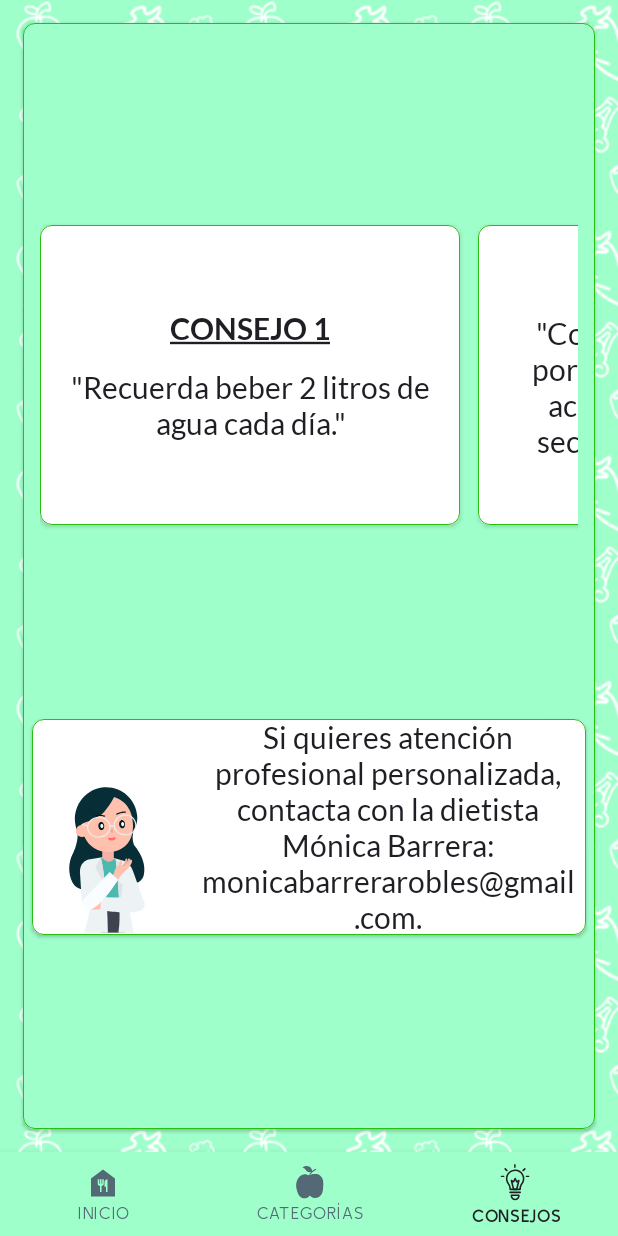
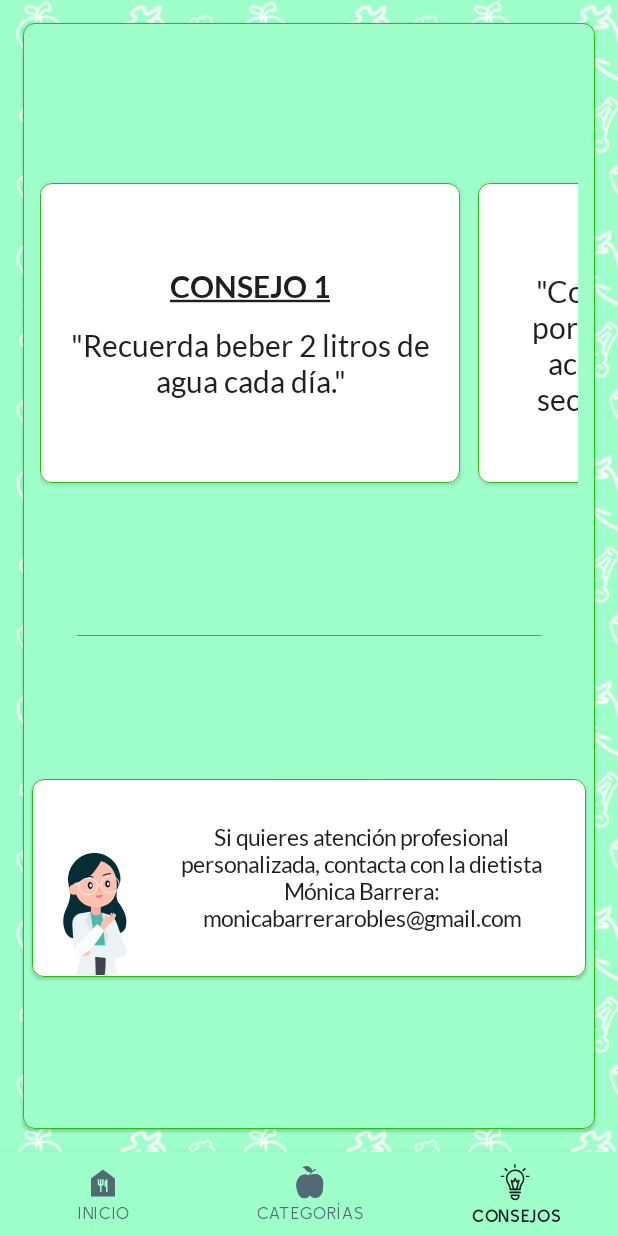
Before and after one commit to alebarrob/CambiaDietas, an Android app built with Jetpack Compose: the screen it shows after launch (MainActivity), item 3 of the bottom bar chosen, on a phone screen of 412 x 824 dp. Run offline under Robolectric (Android 15) with nearby library versions, the phone set to English and light mode, and no system bars; our stand-ins replace accompanist.

Commit message:
UI finished

```diff
--- a/app/src/main/java/barrera/alejandro/cambiadietas/ui/commonui/CambiadietasApp.kt
+++ b/app/src/main/java/barrera/alejandro/cambiadietas/ui/commonui/CambiadietasApp.kt
@@ -9,6 +9,7 @@ import androidx.compose.runtime.mutableStateOf
 import androidx.compose.runtime.saveable.rememberSaveable
 import androidx.compose.runtime.setValue
 import androidx.compose.ui.graphics.Color
+import androidx.compose.ui.platform.LocalConfiguration
 import barrera.alejandro.cambiadietas.R
 import barrera.alejandro.cambiadietas.data.FoodDrawableStringAmountTriple
 import barrera.alejandro.cambiadietas.ui.screens.CategoriesScreen
@@ -26,6 +27,7 @@ fun CambiaDietasApp() {
         text = R.string.food_text_placeholder,
         equivalentAmount = 0.00
     )) }
+    val configuration = LocalConfiguration.current
 
     Box {
         CambiadietasBackground()
@@ -40,7 +42,8 @@ fun CambiaDietasApp() {
                         onScreenChange = { screen = it },
                         foodCategory = foodCategory,
                         onFoodCategoryChange = { foodCategory = it },
-                        onFoodChange = { food = it }
+                        onFoodChange = { food = it },
+                        configuration = configuration
                     )
                     "selectedFoodScreen" -> SelectedFoodScreen(
                         paddingValues = paddingValues,
@@ -48,7 +51,10 @@ fun CambiaDietasApp() {
                         foodCategory = foodCategory
                     )
                     "categoriesScreen" -> CategoriesScreen(paddingValues = paddingValues)
-                    "tipsScreen" -> TipsScreen(paddingValues = paddingValues)
+                    "tipsScreen" -> TipsScreen(
+                        paddingValues = paddingValues,
+                        configuration = configuration
+                    )
                 } }
         )
     }
--- a/app/src/main/java/barrera/alejandro/cambiadietas/ui/screens/StartScreen.kt
+++ b/app/src/main/java/barrera/alejandro/cambiadietas/ui/screens/StartScreen.kt
@@ -8,7 +8,6 @@ import androidx.compose.runtime.*
 import androidx.compose.ui.Alignment
 import androidx.compose.ui.Modifier
 import androidx.compose.ui.graphics.Color
-import androidx.compose.ui.platform.LocalConfiguration
 import androidx.compose.ui.res.painterResource
 import androidx.compose.ui.res.stringResource
 import androidx.compose.ui.unit.dp
@@ -27,10 +26,9 @@ fun StartScreen(
     foodCategory: String,
     onFoodCategoryChange: (String) -> Unit,
     onFoodChange: (FoodDrawableStringAmountTriple) -> Unit,
+    configuration: Configuration,
     modifier: Modifier = Modifier
 ) {
-    val configuration = LocalConfiguration.current
-
     Column(
         horizontalAlignment = Alignment.CenterHorizontally,
         verticalArrangement = Arrangement.Center,
--- a/app/src/main/java/barrera/alejandro/cambiadietas/ui/screens/TipsScreen.kt
+++ b/app/src/main/java/barrera/alejandro/cambiadietas/ui/screens/TipsScreen.kt
@@ -1,13 +1,14 @@
 package barrera.alejandro.cambiadietas.ui.screens
 
-import androidx.compose.foundation.*
+import android.content.res.Configuration
+import androidx.compose.foundation.BorderStroke
+import androidx.compose.foundation.Image
 import androidx.compose.foundation.layout.*
 import androidx.compose.foundation.lazy.LazyRow
 import androidx.compose.foundation.lazy.items
-import androidx.compose.material.Card
-import androidx.compose.material.Divider
-import androidx.compose.material.MaterialTheme
-import androidx.compose.material.Text
+import androidx.compose.foundation.rememberScrollState
+import androidx.compose.foundation.verticalScroll
+import androidx.compose.material.*
 import androidx.compose.runtime.Composable
 import androidx.compose.ui.Alignment
 import androidx.compose.ui.Modifier
@@ -16,6 +17,7 @@ import androidx.compose.ui.res.stringResource
 import androidx.compose.ui.text.font.FontWeight
 import androidx.compose.ui.text.style.TextDecoration
 import androidx.compose.ui.unit.dp
+import androidx.compose.ui.unit.sp
 import barrera.alejandro.cambiadietas.R
 import barrera.alejandro.cambiadietas.data.tipsData
 import barrera.alejandro.cambiadietas.ui.theme.Aquamarine
@@ -24,6 +26,7 @@ import barrera.alejandro.cambiadietas.ui.theme.KellyGreen
 @Composable
 fun TipsScreen(
     paddingValues: PaddingValues,
+    configuration: Configuration,
     modifier: Modifier = Modifier,
 ) {
     Card(
@@ -47,6 +50,13 @@ fun TipsScreen(
                 .padding(6.dp)
         ) {
             TipsRow()
+            if (configuration.orientation == Configuration.ORIENTATION_PORTRAIT) {
+                Divider(
+                    color = KellyGreen,
+                    thickness = (0.5).dp,
+                    modifier = Modifier.padding(horizontal = 30.dp)
+                )
+            }
             ContactCard()
         }
     }
@@ -97,15 +107,17 @@ fun TipsCard(tipTitle: String, tipBody: String, modifier: Modifier = Modifier) {
     }
 }
 
+@OptIn(ExperimentalMaterialApi::class)
 @Composable
-fun ContactCard(modifier: Modifier = Modifier) {
+fun ContactCard() {
     Card(
         border = BorderStroke((0.5).dp, KellyGreen),
         elevation = (1.5).dp,
+        onClick = {  }
     ) {
         Row(
             verticalAlignment = Alignment.Bottom,
-            horizontalArrangement = Arrangement.spacedBy(5.dp)
+            horizontalArrangement = Arrangement.spacedBy(1.dp)
         ) {
             Box(
                 contentAlignment = Alignment.BottomStart,
@@ -116,8 +128,18 @@ fun ContactCard(modifier: Modifier = Modifier) {
                     contentDescription = null
                 )
             }
-            Box(contentAlignment = Alignment.Center) {
-                Text(text = stringResource(id = R.string.contact_message))
+            Box(
+                contentAlignment = Alignment.Center,
+                modifier = Modifier.padding(
+                    top = 30.dp,
+                    end = 15.dp,
+                    bottom = 30.dp
+                )
+            ) {
+                Text(
+                    text = stringResource(id = R.string.contact_message),
+                    fontSize = 15.sp
+                )
             }
         }
     }
--- a/app/src/main/res/drawable/nutricionist.xml
+++ b/app/src/main/res/drawable/nutricionist.xml
@@ -1,5 +1,5 @@
-<vector android:height="100dp" android:viewportHeight="500"
-    android:viewportWidth="500" android:width="100dp" xmlns:android="http://schemas.android.com/apk/res/android">
+<vector android:height="84dp" android:viewportHeight="500"
+    android:viewportWidth="500" android:width="84dp" xmlns:android="http://schemas.android.com/apk/res/android">
     <path android:fillColor="#072e37" android:pathData="m150.7,136.5s-3.2,6.2 -2.7,7.3c10.2,23.3 0.5,60 -14.7,91.6 -11.5,23.8 -13.3,60.2 1.1,88.6 8.3,16.4 26,25.8 44.3,23.6l162.4,-19.6c15.4,-1.9 28.1,-13.1 31.5,-28.2 4.4,-19.4 3.3,-49 -22,-85.8 -2.1,-3.1 -4.5,-6.1 -6.8,-9 -4.4,-5.5 -16.2,-25.9 0,-73.4z"/>
     <path android:fillColor="#dee3e5" android:pathData="m278.6,245.4s-28.4,-8.5 -49.6,-4l-2,10.8 54.4,2.7z"/>
     <path android:fillColor="#3e434f" android:pathData="m308.46,492.23l-78.7,-0l-0,-82.2l78.7,-0z"/>
--- a/app/src/main/res/values/strings.xml
+++ b/app/src/main/res/values/strings.xml
@@ -114,6 +114,6 @@
     <string name="tip_9">\"Complementa tu nutrición con actividad física.\"</string>
     <string name="tip_10">\"No empieces una dieta pensando que algún día la terminarás. Empieza un nuevo estilo de vida que durará para siempre.\"</string>
 
-    <string name="contact_message">Si quieres atención profesional personalizada, contacta con la dietista Mónica Barrera: monicabarrerarobles@gmail.com.</string>
+    <string name="contact_message">Si quieres atención profesional personalizada, contacta con la dietista Mónica Barrera: monicabarrerarobles@gmail.com</string>
 
 </resources>
```
